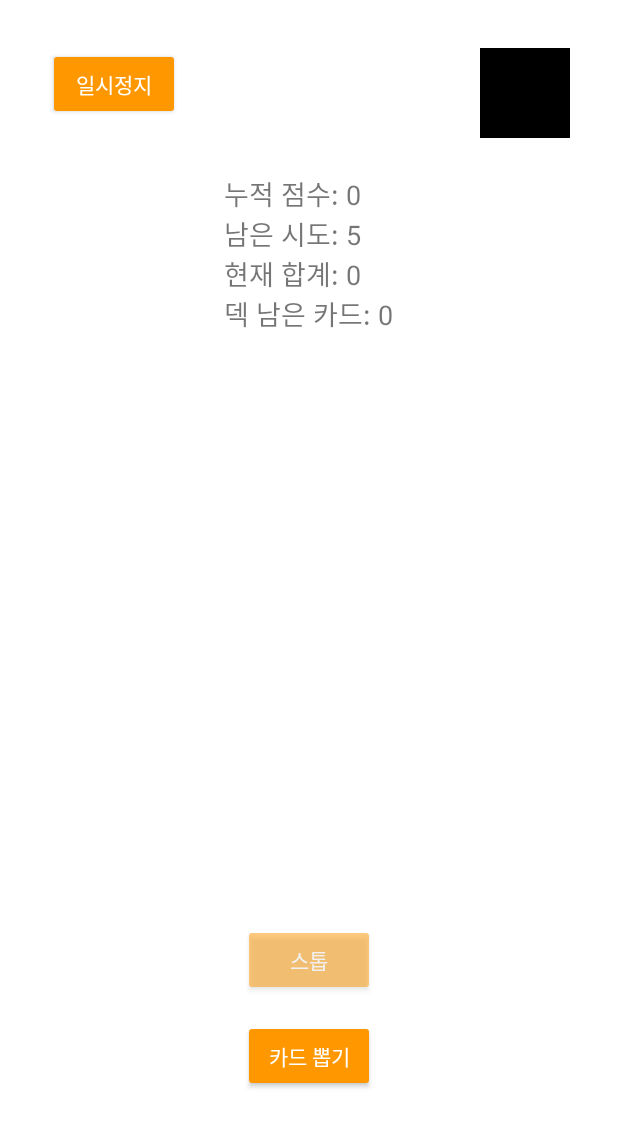
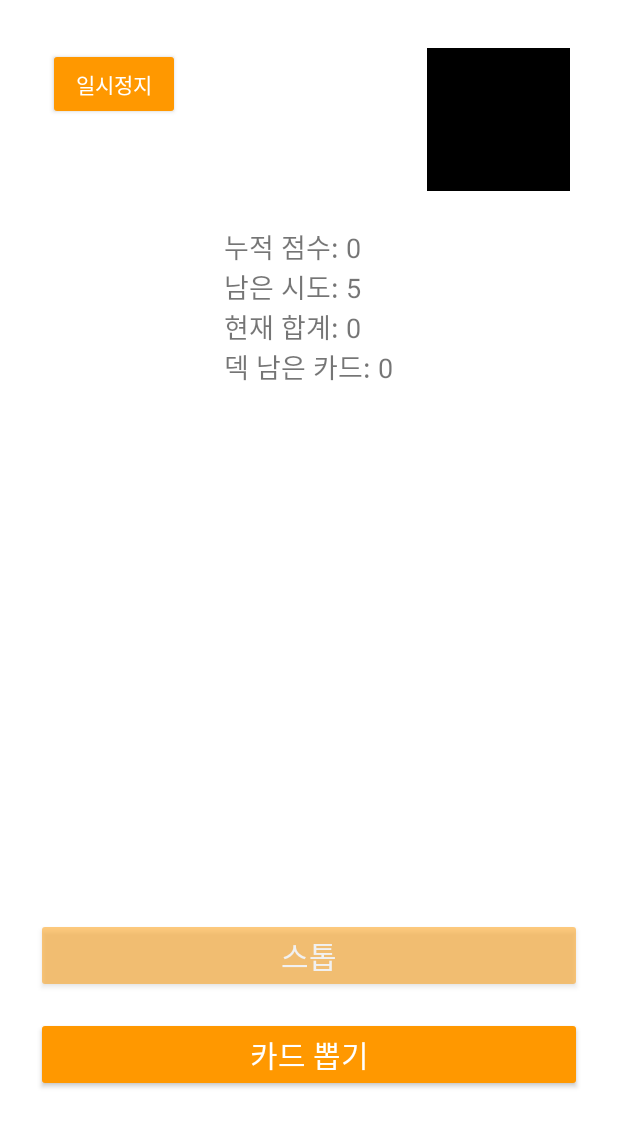
Before and after one commit to BeepBeepMaeae/MinigameHell, an Android app built with Jetpack Compose: the CardGameActivity screen opened directly, with no data from a screen before it, on a phone screen of 412 x 824 dp. Shown: the top 1127 px of the screen. Run offline under Robolectric (Android 15) with nearby library versions, the phone set to English and light mode, and no system bars; our stand-ins replace FlexboxLayout; network calls fail; pictures from the network do not load; 1 statement that could not run was skipped.

Commit message:
디자인 약조정
제곧내

```diff
--- a/app/src/main/res/layout/activity_card_game.xml
+++ b/app/src/main/res/layout/activity_card_game.xml
@@ -10,8 +10,8 @@
     <!-- 프로필 이미지 -->
     <ImageView
         android:id="@+id/profileImageView"
-        android:layout_width="60dp"
-        android:layout_height="60dp"
+        android:layout_width="95dp"
+        android:layout_height="95dp"
         android:layout_alignParentTop="true"
         android:layout_alignParentEnd="true"
         android:src="@drawable/ic_profile_placeholder"
@@ -44,19 +44,20 @@
     <!-- 카드 뽑기 버튼 -->
     <Button
         android:id="@+id/drawButton"
-        android:layout_width="wrap_content"
-        android:layout_height="wrap_content"
         android:text="카드 뽑기"
         android:layout_alignParentBottom="true"
         android:layout_centerHorizontal="true"
         android:layout_marginBottom="72dp"
-        android:backgroundTint="@color/orange"
-        android:textColor="@android:color/white" />
+        android:backgroundTint="#FF9800"
+        android:textColor="#FFFFFF"
+        android:textSize="20sp"
+        android:layout_width="match_parent"
+        android:layout_height="wrap_content" />
 
     <!-- 스톱 버튼 -->
     <Button
         android:id="@+id/stopButton"
-        android:layout_width="wrap_content"
+        android:layout_width="match_parent"
         android:layout_height="wrap_content"
         android:text="스톱"
         android:enabled="false"
@@ -64,7 +65,8 @@
         android:layout_centerHorizontal="true"
         android:layout_marginBottom="16dp"
         android:backgroundTint="@color/orange"
-        android:textColor="@android:color/white" />
+        android:textColor="@android:color/white"
+        android:textSize="20sp" />
 
     <!-- 일시정지 버튼 -->
     <Button
--- a/app/src/main/res/layout/activity_game_select.xml
+++ b/app/src/main/res/layout/activity_game_select.xml
@@ -9,8 +9,8 @@
     <!-- 프로필 이미지: 우측 상단 -->
     <ImageView
         android:id="@+id/profileImageView"
-        android:layout_width="50dp"
-        android:layout_height="50dp"
+        android:layout_width="95dp"
+        android:layout_height="95dp"
         android:layout_alignParentTop="true"
         android:layout_alignParentEnd="true"
         android:layout_margin="8dp"
--- a/app/src/main/res/layout/activity_random_quiz.xml
+++ b/app/src/main/res/layout/activity_random_quiz.xml
@@ -9,8 +9,8 @@
     <!-- 프로필 이미지 -->
     <ImageView
         android:id="@+id/profileImageView"
-        android:layout_width="60dp"
-        android:layout_height="60dp"
+        android:layout_width="95dp"
+        android:layout_height="95dp"
         android:layout_alignParentTop="true"
         android:layout_alignParentEnd="true"
         android:layout_margin="8dp"
--- a/app/src/main/res/layout/activity_reaction_test.xml
+++ b/app/src/main/res/layout/activity_reaction_test.xml
@@ -9,8 +9,8 @@
     <!-- 프로필 이미지 -->
     <ImageView
         android:id="@+id/profileImageView"
-        android:layout_width="60dp"
-        android:layout_height="60dp"
+        android:layout_width="95dp"
+        android:layout_height="95dp"
         android:layout_alignParentTop="true"
         android:layout_alignParentEnd="true"
         android:layout_margin="8dp"
--- a/app/src/main/res/layout/fragment_settings.xml
+++ b/app/src/main/res/layout/fragment_settings.xml
@@ -30,8 +30,8 @@
 
     <ImageView
         android:id="@+id/imgProfile"
-        android:layout_width="100dp"
-        android:layout_height="100dp"
+        android:layout_width="175dp"
+        android:layout_height="175dp"
         android:layout_marginBottom="16dp"
         android:scaleType="centerCrop"
         android:src="@drawable/ic_profile_placeholder" />
```
Also changed, not shown: app/src/main/res/layout/activity_main.xml (+4 -4 lines), app/src/main/res/layout/fragment_ranking.xml (+1 -12 lines).
